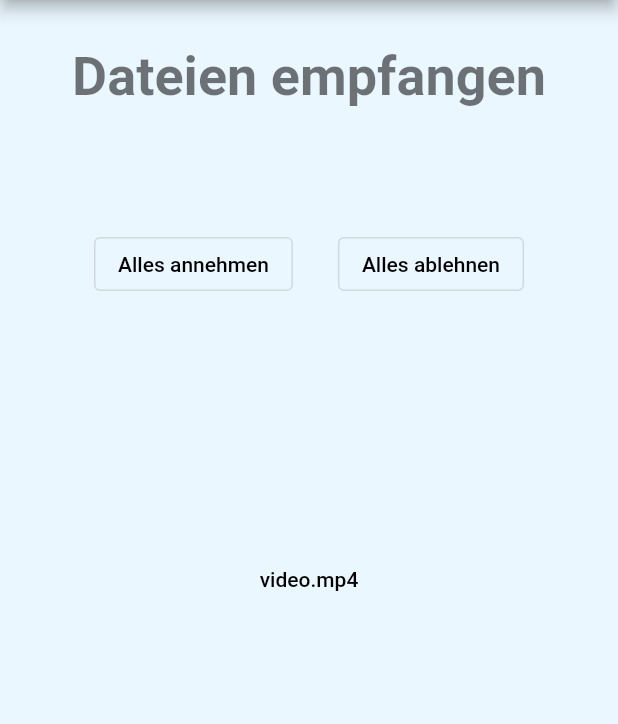
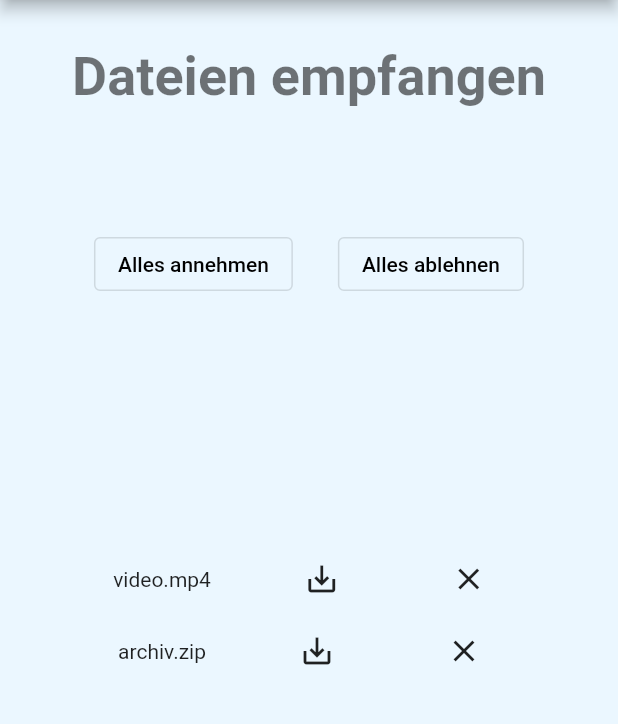
Before and after one commit to szettl135/share2desktop, a Flutter app: the ReceiveFiles screen opened directly, on a phone screen of 412 x 824 dp, the part 84-808 px from its top. Run offline on Flutter 3.47's test engine with Material 2 defaults, Android fonts, the phone set to English and light mode, and no system bars; Roboto replaces fonts that are missing (Arial).

Commit message:
lösung ohne schönes alignment

```diff
--- a/lib/receiveFiles.dart
+++ b/lib/receiveFiles.dart
@@ -28,8 +28,16 @@ class _ReceiveFiles extends State<ReceiveFiles> {
               child: ListView(
                 padding: const EdgeInsets.all(8),
                 children: <Widget>[
-                  TextButton(child: Text("video.mp4"),onPressed: () => (print("Video.mp4")),)
+                  //TextButton(child: Text("video.mp4"),onPressed: () => (print("Video.mp4")),)
 
+                  //ein einzelnes Element
+                  Row(mainAxisAlignment:MainAxisAlignment.center,children: [
+                    Text("video.mp4"),SizedBox(width: 50),IconButton(onPressed: () => {print("angenommen")}, icon: const Icon(Icons.save_alt)),SizedBox(width: 50),IconButton(onPressed: () => {print("abgelehnt")}, icon: const Icon(Icons.close))
+                  ],),
+
+                  Row(mainAxisAlignment:MainAxisAlignment.center,children: [
+                    Text("archiv.zip"),SizedBox(width: 50),IconButton(onPressed: () => {print("angenommen")}, icon: const Icon(Icons.save_alt)),SizedBox(width: 50),IconButton(onPressed: () => {print("abgelehnt")}, icon: const Icon(Icons.close))
+                  ],),
 
                 ])),
         Spacer(flex:1)
```
